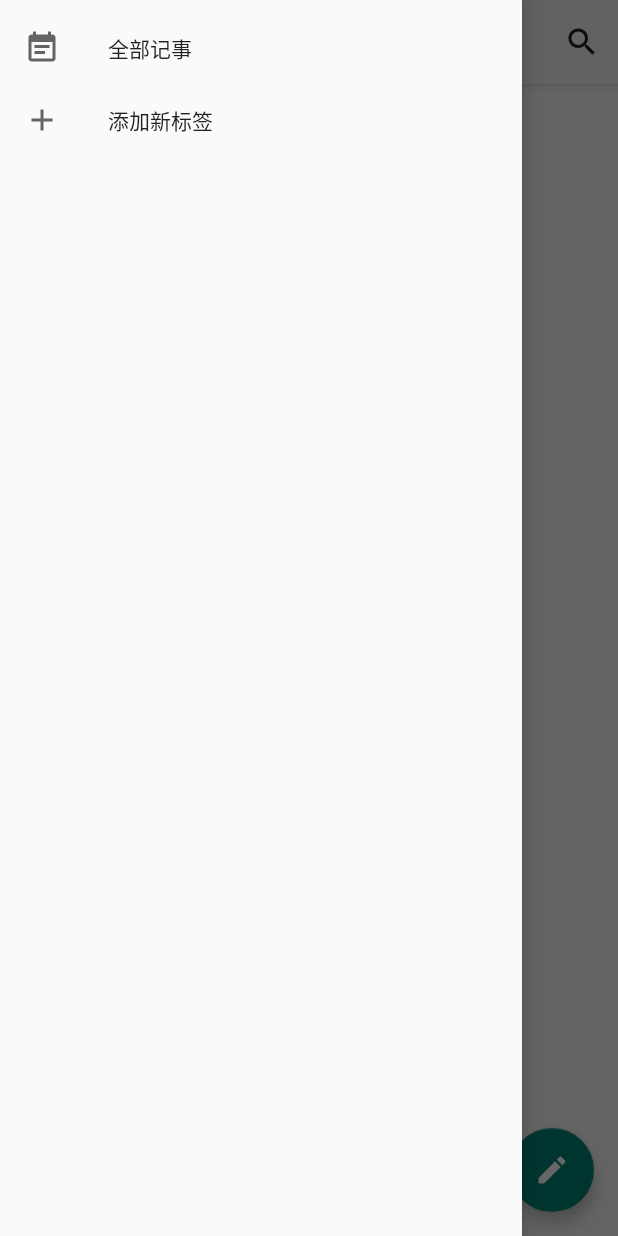
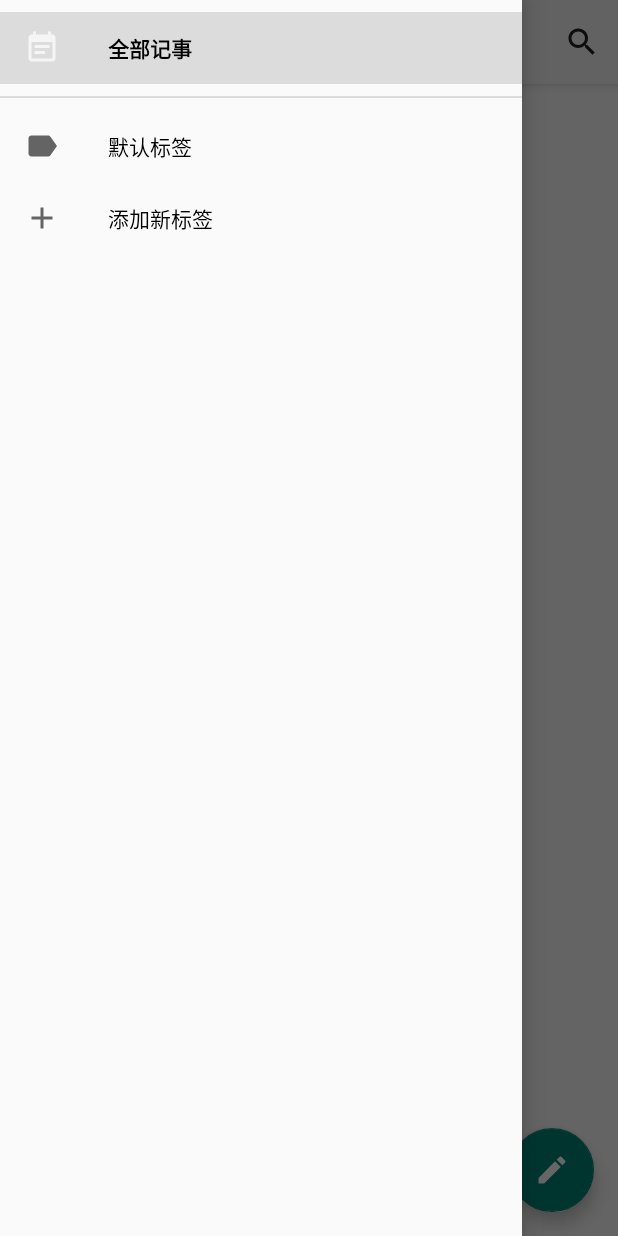
Before and after one commit to MJYmajiayuan/Notepad, an Android app: the screen it shows after launch (MainActivity), with the side drawer open, on a phone screen of 412 x 824 dp. Run offline under Robolectric (Android 15) with nearby library versions, the phone set to English and light mode, and no system bars.

Commit message:
seventeenth commit.

```diff
--- a/app/build.gradle
+++ b/app/build.gradle
@@ -34,6 +34,7 @@ dependencies {
     implementation 'com.google.android.material:material:1.1.0'
     implementation 'androidx.constraintlayout:constraintlayout:1.1.3'
     implementation 'androidx.lifecycle:lifecycle-extensions:2.2.0'
+    implementation 'com.contrarywind:Android-PickerView:4.1.9'
     testImplementation 'junit:junit:4.+'
     androidTestImplementation 'androidx.test.ext:junit:1.1.1'
     androidTestImplementation 'androidx.test.espresso:espresso-core:3.2.0'
--- a/app/src/main/java/com/android/notepad/MainActivity.java
+++ b/app/src/main/java/com/android/notepad/MainActivity.java
@@ -2,6 +2,7 @@ package com.android.notepad;
 
 import androidx.annotation.NonNull;
 import androidx.annotation.Nullable;
+import androidx.annotation.RequiresApi;
 import androidx.appcompat.app.AppCompatActivity;
 import androidx.appcompat.widget.SearchView;
 import androidx.appcompat.widget.Toolbar;
@@ -12,7 +13,10 @@ import androidx.lifecycle.ViewModelProvider;
 import androidx.recyclerview.widget.RecyclerView;
 import androidx.recyclerview.widget.StaggeredGridLayoutManager;
 
+import android.annotation.SuppressLint;
 import android.content.Intent;
+import android.content.res.ColorStateList;
+import android.os.Build;
 import android.os.Bundle;
 import android.text.TextUtils;
 import android.util.Log;
@@ -46,6 +50,7 @@ public class MainActivity extends AppCompatActivity implements NavigationView.On
     // 标签列表
     private List<Tag> tagList;
 
+    @RequiresApi(api = Build.VERSION_CODES.M)
     @Override
     protected void onCreate(Bundle savedInstanceState) {
         super.onCreate(savedInstanceState);
@@ -64,12 +69,6 @@ public class MainActivity extends AppCompatActivity implements NavigationView.On
         mainViewModel.refreshNoteList(this);    //刷新列表以获取数据
 
         refreshNavigationView();
-        // 通过查询Tag表设置NavigationView
-//        List<Tag> tagList = mainViewModel.queryTag();
-//        for (int i = 0; i < tagList.size(); i++) {
-//            navigationView.getMenu().add(tagList.get(i).getTagName());
-//            navigationView.getMenu().getItem(i).setIcon(R.drawable.ic_baseline_label_24);
-//        }
 
         RecyclerView.LayoutManager mainLayoutManager= new StaggeredGridLayoutManager(2,
                 StaggeredGridLayoutManager.VERTICAL);   // 瀑布流布局
@@ -111,6 +110,7 @@ public class MainActivity extends AppCompatActivity implements NavigationView.On
         });
     }
 
+    @RequiresApi(api = Build.VERSION_CODES.M)
     @Override
     protected void onResume() {
         super.onResume();
@@ -175,15 +175,21 @@ public class MainActivity extends AppCompatActivity implements NavigationView.On
      */
     @Override
     public boolean onNavigationItemSelected(@NonNull MenuItem item) {
-        if (item.getItemId() == 0) {
-
-        } else if (item.getItemId() == tagList.size() + 1) {
-            Intent intent = new Intent(MainActivity.this, AddTagActivity.class);
-            startActivity(intent);
-            mainDrawerLayout.closeDrawers();
+        item.setCheckable(true);
+        item.setChecked(true);
+        if (item.getGroupId() == 0) {       // 全部记事
+            mainViewModel.refreshNoteList(this);
         } else {
-
+            if (item.getItemId() == tagList.size() + 1) {
+                Intent intent = new Intent(MainActivity.this, AddTagActivity.class);
+                startActivity(intent);
+                mainDrawerLayout.closeDrawers();
+            } else {
+                int tagId = tagList.get(item.getItemId() - 1).getTagId();
+                mainViewModel.refreshNoteListByTag(this, tagId);
+            }
         }
+        mainDrawerLayout.closeDrawers();
         return true;
     }
 
@@ -200,18 +206,25 @@ public class MainActivity extends AppCompatActivity implements NavigationView.On
         navigationView = (NavigationView) findViewById(R.id.nav_View);
     }
 
+    @RequiresApi(api = Build.VERSION_CODES.M)
     private void refreshNavigationView() {
         navigationView.getMenu().removeGroup(0);
+        navigationView.getMenu().removeGroup(1);
+
         navigationView.getMenu().add(0, 0, 0, "全部记事");
         navigationView.getMenu().getItem(0).setIcon(R.drawable.ic_baseline_event_note_24);
+        navigationView.getMenu().getItem(0).setCheckable(true);
+        navigationView.getMenu().getItem(0).setChecked(true);
         tagList = mainViewModel.queryTag();
         int tagListSize = tagList.size();
         for (int i = 1; i <= tagListSize; i++) {
-            navigationView.getMenu().add(0, i, i, tagList.get(i - 1).getTagName());
+            navigationView.getMenu().add(1, i, i, tagList.get(i - 1).getTagName());
             navigationView.getMenu().getItem(i).setIcon(R.drawable.ic_baseline_label_24);
         }
-        navigationView.getMenu().add(0, tagListSize + 1, tagListSize + 1, "添加新标签");
+        navigationView.getMenu().add(1, tagListSize + 1, tagListSize + 1, "添加新标签");
         navigationView.getMenu().getItem(tagListSize + 1).setIcon(R.drawable.ic_baseline_add_24);
+        @SuppressLint("ResourceType") ColorStateList colorStateList = (ColorStateList) getColorStateList(R.animator.navigation_color);
+        navigationView.setItemTextColor(colorStateList);
         navigationView.setNavigationItemSelectedListener(this);
     }
 
--- a/app/src/main/java/com/android/notepad/login/Repository.java
+++ b/app/src/main/java/com/android/notepad/login/Repository.java
@@ -48,6 +48,10 @@ public class Repository {
         return NoteDao.getInstance().queryNoteByContent(content);
     }
 
+    public List<Note> queryNoteByTag(int tagId) {
+        return NoteDao.getInstance().queryNoteByTag(tagId);
+    }
+
     public List<Tag> queryTag() {
         return TagDao.getInstance().queryTag();
     }
--- a/app/src/main/java/com/android/notepad/login/dao/TagDao.java
+++ b/app/src/main/java/com/android/notepad/login/dao/TagDao.java
@@ -28,6 +28,12 @@ public class TagDao {
      */
     public void createNoteDatabase(Context context) {
         db = DatabaseUtils.getDatabase(context);
+        Cursor cursor = db.rawQuery("select * from Tag where tag_id = ?", new String[] { String.valueOf(0) });
+        if (!cursor.moveToFirst()) {
+            db.execSQL("insert into Tag (tag_id, tag_name, tag_num) values(?, ?, ?)",
+                    new String[] { "0", "默认标签", "0" });
+        }
+        cursor.close();
     }
 
     /**
--- /dev/null
+++ b/app/src/main/res/animator/navigation_color.xml
@@ -0,0 +1,11 @@
+<?xml version="1.0" encoding="utf-8"?>
+<selector xmlns:android="http://schemas.android.com/apk/res/android">
+    <item android:state_checked="true"
+        android:color="@color/black" /> <!-- selected颜色 -->
+    <item android:state_pressed="true"
+        android:color="@color/black"/> <!-- pressed颜色 -->
+    <item android:state_focused="true"
+        android:color="@color/black"/> <!-- focused颜色 -->
+    <item android:color="@color/black"/> <!-- default颜色 -->
+
+</selector>
--- a/app/src/main/res/layout/tag_item.xml
+++ b/app/src/main/res/layout/tag_item.xml
@@ -6,16 +6,18 @@
 
     <ImageView
         android:id="@+id/tag_img"
-        android:layout_width="wrap_content"
+        android:layout_width="0dp"
         android:layout_height="wrap_content"
+        android:layout_weight="1"
         android:src="@drawable/ic_baseline_label_24"
         android:layout_gravity="center_vertical"
         android:paddingRight="20dp"/>
 
     <TextView
         android:id="@+id/tag_text"
-        android:layout_width="wrap_content"
+        android:layout_width="0dp"
         android:layout_height="wrap_content"
+        android:layout_weight="3"
         android:textSize="20sp"
         android:textColor="@color/black"
         android:layout_gravity="center_vertical"/>
--- a/app/src/main/res/menu/edit_toolbar.xml
+++ b/app/src/main/res/menu/edit_toolbar.xml
@@ -9,6 +9,12 @@
         app:showAsAction="always" />
 
     <item
+        android:id="@+id/add_alarm"
+        android:icon="@drawable/ic_baseline_add_alarm_24"
+        android:title="添加提醒"
+        app:showAsAction="always" />
+
+    <item
         android:id="@+id/delete_note"
         android:icon="@drawable/ic_baseline_delete_outline_24"
         android:title="删除"
```
Also changed, not shown: app/src/main/AndroidManifest.xml (+16 -1 lines), app/src/main/java/com/android/notepad/MainViewModel.java (+20 -0 lines), app/src/main/java/com/android/notepad/broadcast/AlarmReceiver.java (added, +51 -0 lines), app/src/main/java/com/android/notepad/login/dao/NoteDao.java (+25 -1 lines), app/src/main/java/com/android/notepad/ui/edit/EditActivity.java (+125 -14 lines), app/src/main/res/drawable/ic_baseline_add_alarm_24.xml (added, +10 -0 lines).
